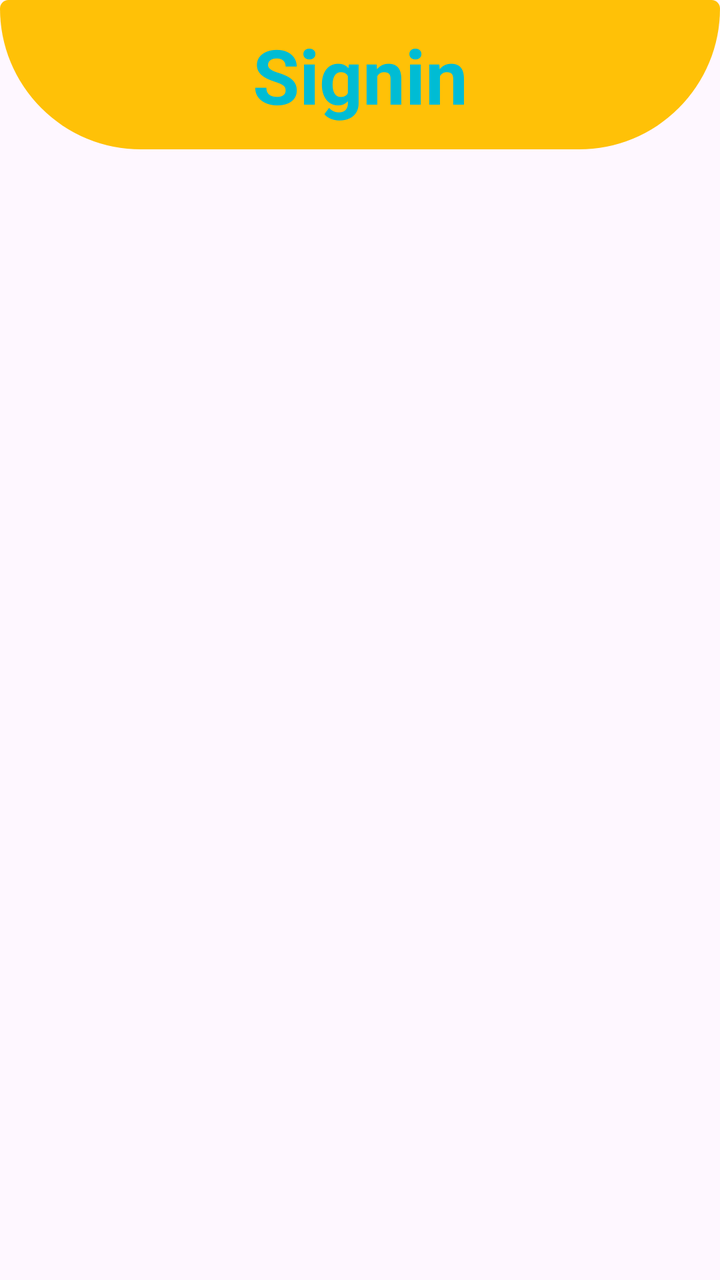
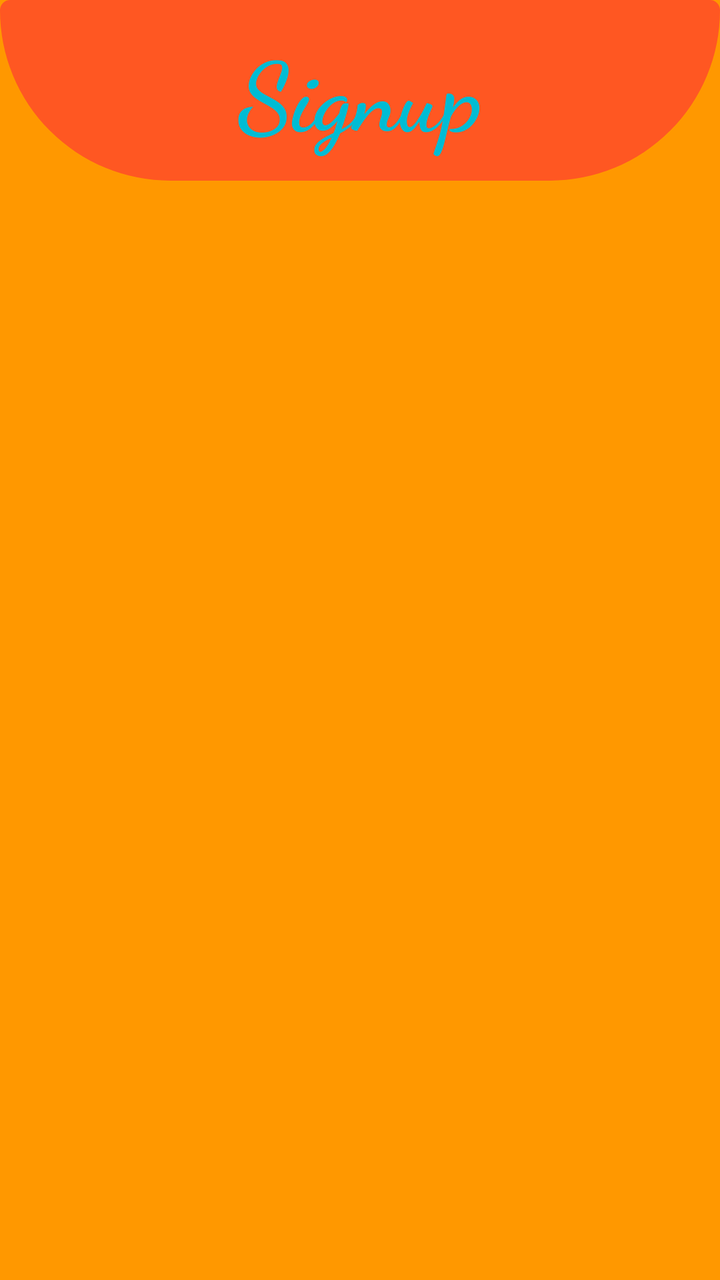

Compare the two renders of this Android layout. The source of the first and the diff that turns it into the second are given below.
<!-- AndroidManifest.xml: application theme Theme.Sokogarden -->
<!-- res/layout/activity_signup.xml -->
<?xml version="1.0" encoding="utf-8"?>
<LinearLayout
    xmlns:android="http://schemas.android.com/apk/res/android"
    xmlns:app="http://schemas.android.com/apk/res-auto"
    xmlns:tools="http://schemas.android.com/tools"
    android:id="@+id/main"
    android:layout_width="match_parent"
    android:layout_height="match_parent"
    tools:context=".Signup">

    <TextView
        android:layout_width="match_parent"
        android:layout_height="wrap_content"
        android:text="Signin"
        android:textSize="38sp"
        android:textAlignment="center"
        android:textStyle="bold"
        android:textColor="#00BCD4"
        android:background="@drawable/shape"
        android:padding="12dp"/>

</LinearLayout>
<!-- resources referenced by this layout -->
<resources>
  <!-- drawable shape (drawable) -->
  <?xml version="1.0" encoding="utf-8"?>
  <shape xmlns:android="http://schemas.android.com/apk/res/android">
      <solid
          android:color="#FFC107"/>
      <corners
          android:bottomLeftRadius="500dp"
          android:bottomRightRadius="500dp"
          android:radius="30dp"
  
          />
  </shape>
  <style name="Theme.Sokogarden" parent="Base.Theme.Sokogarden" />
  <style name="Base.Theme.Sokogarden" parent="Theme.Material3.DayNight.NoActionBar">
          
          
      </style>
</resources>

<!-- the commit's change to res/layout/activity_signup.xml (unified diff, before → after) -->
@@ -6,17 +6,21 @@
     android:id="@+id/main"
     android:layout_width="match_parent"
     android:layout_height="match_parent"
+    android:orientation="vertical"
+    android:background="#FF9800"
     tools:context=".Signup">
 
     <TextView
         android:layout_width="match_parent"
         android:layout_height="wrap_content"
-        android:text="Signin"
-        android:textSize="38sp"
+        android:text="Signup"
+        android:textSize="48sp"
         android:textAlignment="center"
         android:textStyle="bold"
         android:textColor="#00BCD4"
         android:background="@drawable/shape"
-        android:padding="12dp"/>
+        android:padding="12dp"
+        android:fontFamily="cursive"/>
+
 
 </LinearLayout>
<!-- resource entries referenced after the edit -->
@@ -4,7 +4,7 @@
   <?xml version="1.0" encoding="utf-8"?>
   <shape xmlns:android="http://schemas.android.com/apk/res/android">
       <solid
-          android:color="#FFC107"/>
+          android:color="#FF5722"/>
       <corners
           android:bottomLeftRadius="500dp"
           android:bottomRightRadius="500dp"
